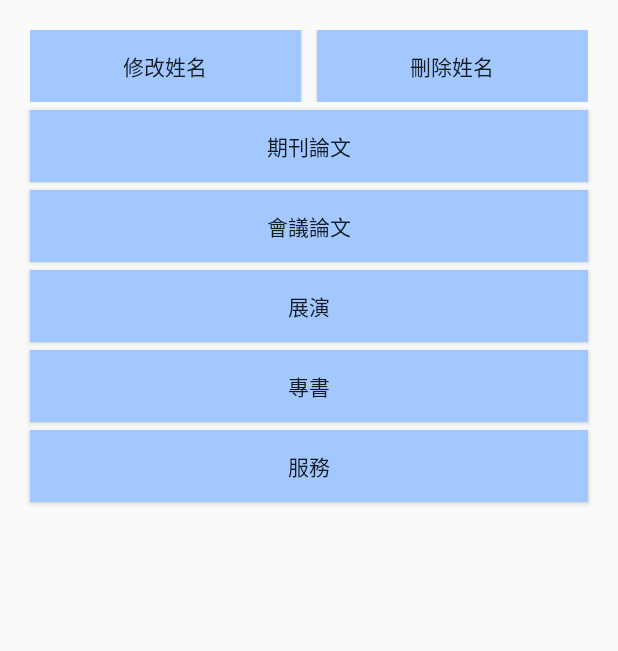
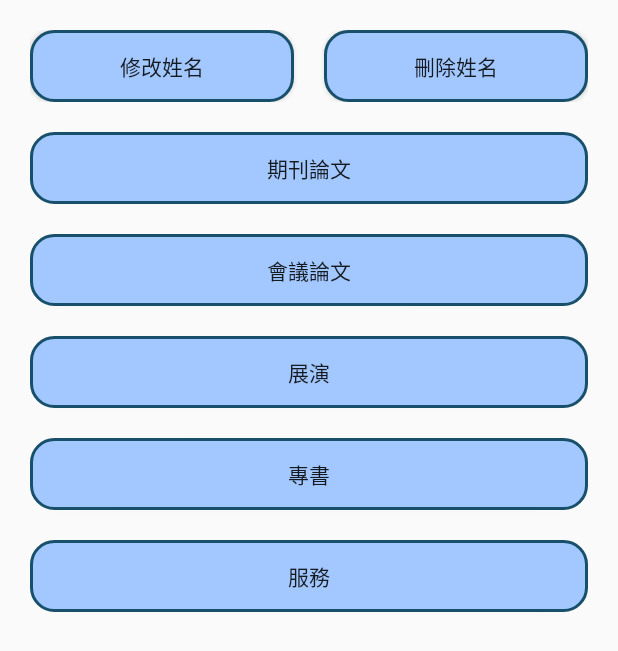
Before and after one commit to DyslexiaS/ART, an Android app: the fileupdate screen opened directly, with no data from a screen before it, on a phone screen of 412 x 824 dp. Shown: the top 651 px of the screen. Run offline under Robolectric (Android 15) with nearby library versions, the phone set to English and light mode, and no system bars; 1 statement that could not run was skipped.

Commit message:
btn round

```diff
--- a/app/src/main/res/drawable/button_bg_round.xml
+++ b/app/src/main/res/drawable/button_bg_round.xml
@@ -1,10 +1,22 @@
 <?xml version="1.0" encoding="utf-8"?>
-<selector xmlns:android="http://schemas.android.com/apk/res/android">
-<item>
-    <shape android:shape="oval">
-        <stroke android:color="#1E90FF" android:width="5dp" />
-        <solid android:color="#87CEEB"/>
-        <size android:width="150dp" android:height="150dp"/>
-    </shape>
-</item>
-</selector>
+<!-- 類型 -->
+<shape xmlns:android="http://schemas.android.com/apk/res/android"
+    android:shape="rectangle">
+    <!-- 顏色 -->
+    <solid android:color="#A2C8FF" />
+    <!-- 文字與邊框的間距 -->
+    <padding
+        android:top="10dp"
+        android:right="10dp"
+        android:bottom="10dp"
+        android:left="10dp"
+        />
+    <!-- 設置圓角 -->
+    <corners android:radius="15dp" />
+    <!-- 邊框線 -->
+    <stroke
+        android:width="2dp"
+        android:color="#18506C"
+        android:dashGap="0dp"
+        android:dashWidth="0dp" />
+</shape>
--- a/app/src/main/res/layout/activity_fileupdate.xml
+++ b/app/src/main/res/layout/activity_fileupdate.xml
@@ -23,9 +23,9 @@
                 android:id="@+id/rename"
                 android:layout_width="wrap_content"
                 android:layout_height="wrap_content"
-                android:layout_marginRight="5dp"
+                android:layout_marginRight="10dp"
                 android:layout_weight="1"
-                android:background="#a2c8ff"
+                android:background="@drawable/button_bg_round"
                 android:onClick="rename_clk"
                 android:text="修改姓名" />
 
@@ -33,9 +33,9 @@
                 android:id="@+id/delete"
                 android:layout_width="wrap_content"
                 android:layout_height="wrap_content"
-                android:layout_marginLeft="5dp"
+                android:layout_marginLeft="10dp"
                 android:layout_weight="1"
-                android:background="#a2c8ff"
+                android:background="@drawable/button_bg_round"
                 android:onClick="delete_clk"
                 android:text="刪除姓名" />
         </LinearLayout>
@@ -46,8 +46,8 @@
             android:layout_height="wrap_content"
             android:layout_marginLeft="20dp"
             android:layout_marginRight="20dp"
-            android:layout_marginTop="5dp"
-            android:background="#a2c8ff"
+            android:layout_marginTop="20dp"
+            android:background="@drawable/button_bg_round"
             android:text="期刊論文" />
 
         <Button
@@ -56,8 +56,8 @@
             android:layout_height="wrap_content"
             android:layout_marginLeft="20dp"
             android:layout_marginRight="20dp"
-            android:layout_marginTop="5dp"
-            android:background="#a2c8ff"
+            android:layout_marginTop="20dp"
+            android:background="@drawable/button_bg_round"
             android:onClick="meetingpaper_click"
             android:text="會議論文" />
 
@@ -67,8 +67,8 @@
             android:layout_height="wrap_content"
             android:layout_marginLeft="20dp"
             android:layout_marginRight="20dp"
-            android:layout_marginTop="5dp"
-            android:background="#a2c8ff"
+            android:layout_marginTop="20dp"
+            android:background="@drawable/button_bg_round"
             android:text="展演" />
 
         <Button
@@ -77,8 +77,8 @@
             android:layout_height="wrap_content"
             android:layout_marginLeft="20dp"
             android:layout_marginRight="20dp"
-            android:layout_marginTop="5dp"
-            android:background="#a2c8ff"
+            android:layout_marginTop="20dp"
+            android:background="@drawable/button_bg_round"
             android:text="專書" />
 
         <Button
@@ -87,8 +87,8 @@
             android:layout_height="wrap_content"
             android:layout_marginLeft="20dp"
             android:layout_marginRight="20dp"
-            android:layout_marginTop="5dp"
-            android:background="#a2c8ff"
+            android:layout_marginTop="20dp"
+            android:background="@drawable/button_bg_round"
             android:text="服務" />
     </LinearLayout>
 
```
